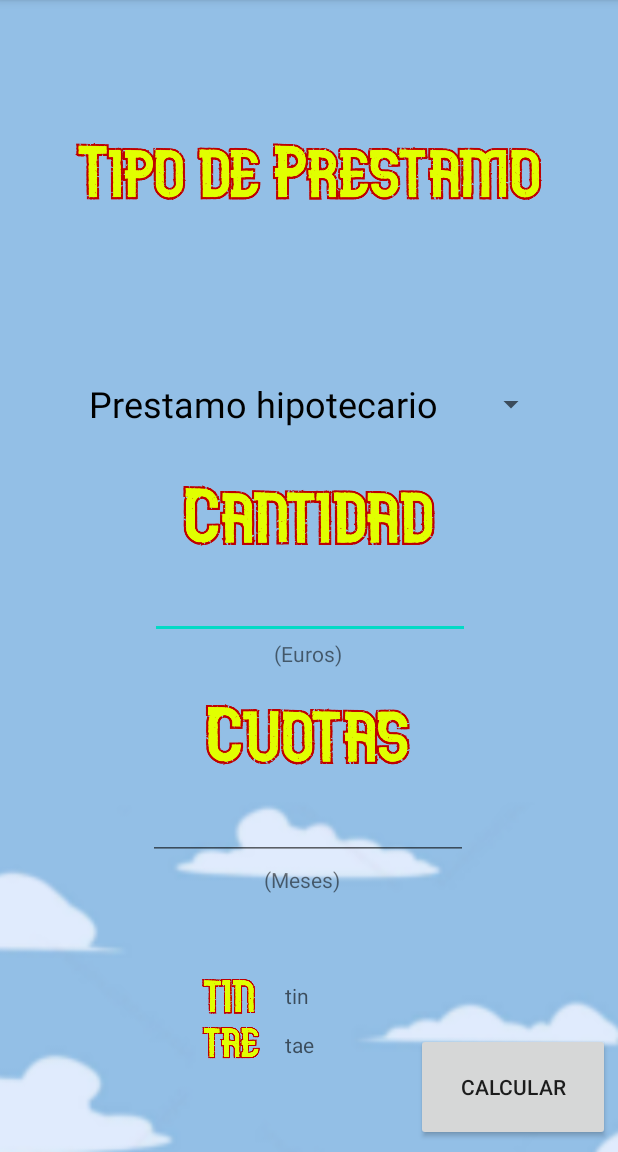
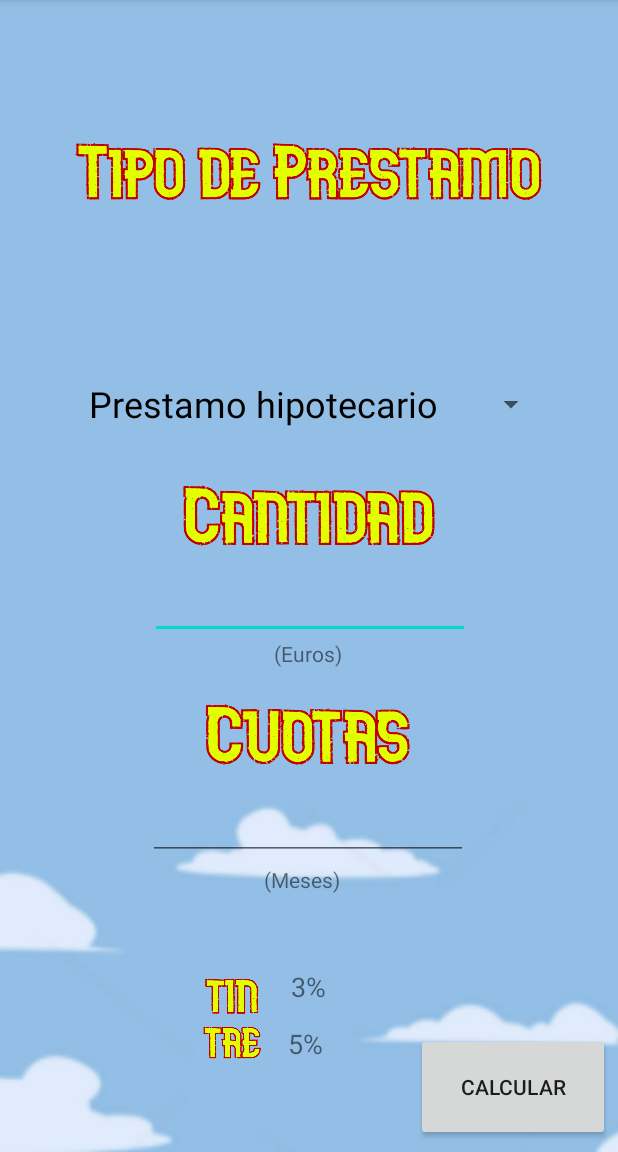
Before and after one commit to LauraSanCes/Hipoteca.Me, an Android app: the Screen_amort screen opened directly, with no data from a screen before it, on a phone screen of 412 x 824 dp, the part 84-1236 px from its top. Run offline under Robolectric (Android 15) with nearby library versions, the phone set to English and light mode, and no system bars.

Commit message:
Programando componentes Pantalla Amort - Julio

```diff
--- a/app/src/main/java/com/example/consumirapi/Screen_amort.java
+++ b/app/src/main/java/com/example/consumirapi/Screen_amort.java
@@ -3,9 +3,11 @@ package com.example.consumirapi;
 import androidx.appcompat.app.AppCompatActivity;
 
 import android.os.Bundle;
+import android.text.Editable;
 import android.view.View;
 import android.widget.AdapterView;
 import android.widget.ArrayAdapter;
+import android.widget.EditText;
 import android.widget.Spinner;
 import android.widget.TextView;
 import android.widget.Toast;
@@ -13,7 +15,8 @@ import android.widget.Toast;
 public class Screen_amort extends AppCompatActivity {
 
     Spinner spinner_select;
-    TextView txt_drop;
+    TextView txt_tin, txt_tae;
+    EditText ed_txt_cant, ed_txt_cuot;
 
     @Override
     protected void onCreate(Bundle savedInstanceState) {
@@ -21,7 +24,10 @@ public class Screen_amort extends AppCompatActivity {
         setContentView(R.layout.activity_screen_amort);
 
         spinner_select = findViewById(R.id.spinner);
-        //txt_drop = findViewById(R.id.txtv);
+        txt_tin = findViewById(R.id.textView_tin);
+        txt_tae = findViewById(R.id.textView_tae);
+        ed_txt_cant = findViewById(R.id.editText_cant);
+        ed_txt_cuot = findViewById(R.id.editText_cuot);
 
 
         final String[] opciones = {"Prestamo hipotecario", "Prestamo personal"};
@@ -35,12 +41,14 @@ public class Screen_amort extends AppCompatActivity {
                 // get selected item and assign to textview
                 // ex: textView.setText(spinner.getSelectedItem().toString());
 
-             /*  if (spinner_select.getSelectedItemPosition() == 0)
+               if (spinner_select.getSelectedItemPosition() == 0)
                {
-                   txt_drop.setText("Prestamo hipotecario");
+                   txt_tin.setText("3%");
+                   txt_tae.setText("5%");
                } else {
-                   txt_drop.setText("Prestamo personal");
-               }*/
+                   txt_tin.setText("2%");
+                   txt_tae.setText("4%");
+               }
 
             }
 
@@ -53,7 +61,25 @@ public class Screen_amort extends AppCompatActivity {
 
     } //End onCreate
 
-//TODO terminar diseño pantalla y programar componentes
+public void calcular(View v)
+{
+
+    String cantidad_txt = ed_txt_cant.getText().toString();
+
+    int cantidad = Integer.parseInt(cantidad_txt);
+
+   String cuotas_txt = ed_txt_cuot.getText().toString();
+
+   int cuotas = Integer.parseInt(cuotas_txt);
+
+
+   if((cantidad < 0 || cantidad > 400000) || (cuotas < 0 || cuotas > 240))
+   {
+       Toast.makeText(this, "ERROR", Toast.LENGTH_SHORT).show();
+   }
+
+
+}
 
 
 
--- a/app/src/main/res/layout/activity_screen_amort.xml
+++ b/app/src/main/res/layout/activity_screen_amort.xml
@@ -44,7 +44,7 @@
         android:layout_marginEnd="81dp"
         android:layout_marginRight="81dp"
         android:layout_marginBottom="16dp"
-        app:layout_constraintBottom_toTopOf="@+id/editTextNumber"
+        app:layout_constraintBottom_toTopOf="@+id/editText_cant"
         app:layout_constraintEnd_toEndOf="parent"
         app:layout_constraintHorizontal_bias="0.0"
         app:layout_constraintStart_toStartOf="parent"
@@ -59,7 +59,7 @@
         android:layout_marginEnd="115dp"
         android:layout_marginRight="115dp"
         android:layout_marginBottom="17dp"
-        app:layout_constraintBottom_toTopOf="@+id/editTextNumber2"
+        app:layout_constraintBottom_toTopOf="@+id/editText_cuot"
         app:layout_constraintEnd_toEndOf="parent"
         app:layout_constraintHorizontal_bias="0.0"
         app:layout_constraintStart_toStartOf="parent"
@@ -72,6 +72,7 @@
         android:layout_marginEnd="5dp"
         android:layout_marginRight="5dp"
         android:layout_marginBottom="7dp"
+        android:onClick="calcular"
         android:text="CALCULAR"
         app:layout_constraintBottom_toBottomOf="parent"
         app:layout_constraintEnd_toEndOf="parent" />
@@ -86,19 +87,20 @@
         android:layout_marginRight="8dp"
         android:layout_marginBottom="8dp"
         app:layout_constraintBottom_toTopOf="@+id/imageView4"
-        app:layout_constraintEnd_toStartOf="@+id/textView7"
+        app:layout_constraintEnd_toStartOf="@+id/textView_tin"
         app:layout_constraintStart_toStartOf="parent"
         app:srcCompat="@drawable/tin" />
 
     <TextView
-        android:id="@+id/textView7"
-        android:layout_width="wrap_content"
-        android:layout_height="wrap_content"
-        android:layout_marginEnd="206dp"
-        android:layout_marginRight="206dp"
-        android:layout_marginBottom="13dp"
+        android:id="@+id/textView_tin"
+        android:layout_width="30dp"
+        android:layout_height="30dp"
+        android:layout_marginEnd="188dp"
+        android:layout_marginRight="188dp"
+        android:layout_marginBottom="8dp"
         android:hint="tin"
-        app:layout_constraintBottom_toTopOf="@+id/textView8"
+        android:textSize="18sp"
+        app:layout_constraintBottom_toTopOf="@+id/textView_tae"
         app:layout_constraintEnd_toEndOf="parent" />
 
     <ImageView
@@ -111,23 +113,24 @@
         android:layout_marginRight="8dp"
         android:layout_marginBottom="62dp"
         app:layout_constraintBottom_toBottomOf="parent"
-        app:layout_constraintEnd_toStartOf="@+id/textView8"
+        app:layout_constraintEnd_toStartOf="@+id/textView_tae"
         app:layout_constraintStart_toStartOf="parent"
         app:srcCompat="@drawable/tae" />
 
     <TextView
-        android:id="@+id/textView8"
+        android:id="@+id/textView_tae"
         android:layout_width="wrap_content"
         android:layout_height="wrap_content"
-        android:layout_marginEnd="68dp"
-        android:layout_marginRight="68dp"
-        android:layout_marginBottom="62dp"
+        android:layout_marginEnd="60dp"
+        android:layout_marginRight="60dp"
+        android:layout_marginBottom="60dp"
         android:hint="tae"
+        android:textSize="18sp"
         app:layout_constraintBottom_toBottomOf="parent"
         app:layout_constraintEnd_toStartOf="@+id/button" />
 
     <EditText
-        android:id="@+id/editTextNumber"
+        android:id="@+id/editText_cant"
         android:layout_width="wrap_content"
         android:layout_height="wrap_content"
         android:layout_marginStart="100dp"
@@ -142,7 +145,7 @@
         app:layout_constraintStart_toStartOf="parent" />
 
     <EditText
-        android:id="@+id/editTextNumber2"
+        android:id="@+id/editText_cuot"
         android:layout_width="wrap_content"
         android:layout_height="wrap_content"
         android:layout_marginStart="100dp"
```
